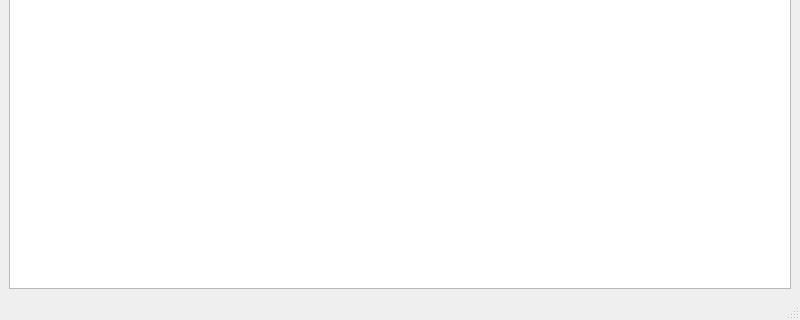
The window that mainwindow.ui (uriegel/Kommander) describes before a commit, drawn with Qt 5; both pictures show x 0 to 800 and y 280 to 600 of the 800 by 600 pixel window.
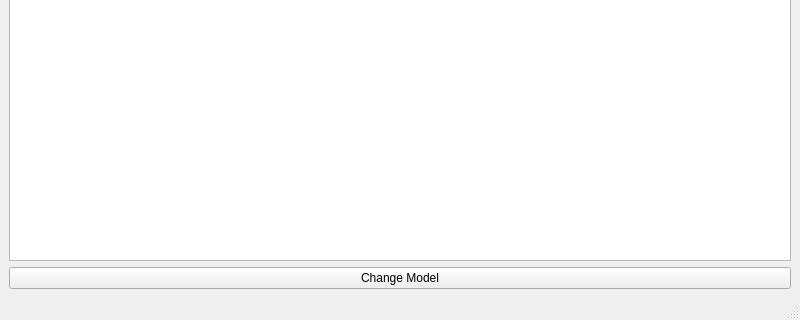
The same window after the commit.

Commit message: Change model from QStandardItemModel to QFileSystemModel via button press

The edit to the form file:
```diff
--- a/mainwindow.ui
+++ b/mainwindow.ui
@@ -45,6 +45,13 @@
       </attribute>
      </widget>
     </item>
+    <item>
+     <widget class="QPushButton" name="changeModelButton">
+      <property name="text">
+       <string>Change Model</string>
+      </property>
+     </widget>
+    </item>
    </layout>
   </widget>
   <widget class="QMenuBar" name="menubar">
```
The commit also changes 2 other files.
